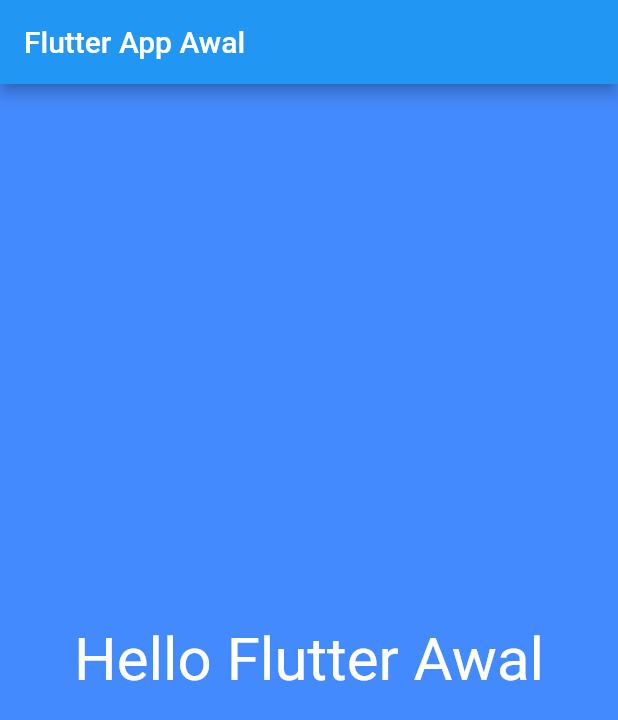
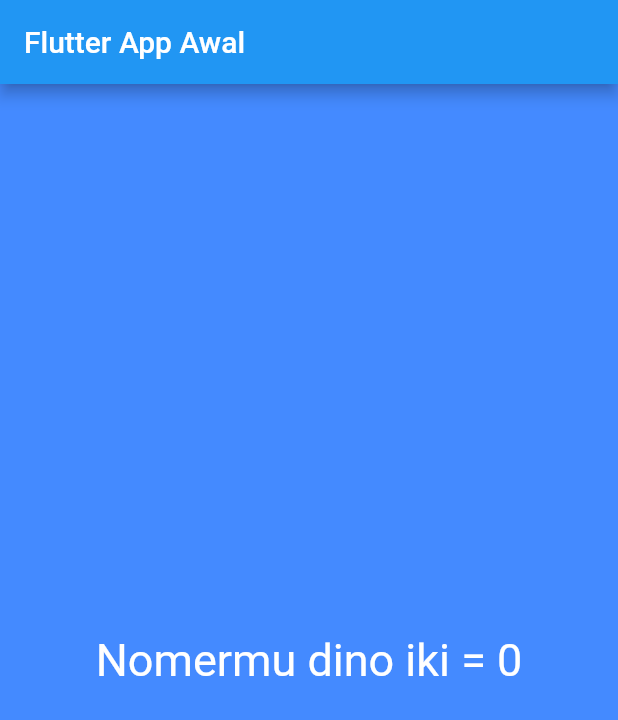
Before and after one commit to rakhasehat/flutter-firstapp, a Flutter app: the screen it shows after launch, on a phone screen of 412 x 824 dp. Shown: the top 720 px of the screen. Run offline on Flutter 3.47's test engine with Material 2 defaults, Android fonts, the phone set to English and light mode, and no system bars.

Commit message:
second Commit

```diff
--- a/lib/app_screens/first_screen.dart
+++ b/lib/app_screens/first_screen.dart
@@ -0,0 +1,26 @@
+import 'dart:math';
+
+import 'package:flutter/material.dart';
+
+class FirstScreen extends StatelessWidget{
+
+  @override
+  Widget build(BuildContext context) {
+    return Material(
+      color: Colors.blueAccent,
+      child: Center(child: Text(
+        generateNumber(),
+        textDirection: TextDirection.ltr,
+        style: TextStyle(color: Colors.white, fontSize: 30.0),
+      ),
+      ),
+    );
+  }
+
+  String generateNumber() {
+    var random = Random();
+    int luckyNumber = random.nextInt(10);
+
+    return "Nomermu dino iki = $luckyNumber";
+  }
+}
--- a/lib/main.dart
+++ b/lib/main.dart
@@ -1,4 +1,5 @@
 import 'package:flutter/material.dart';
+import './app_screens/first_screen.dart';
 
 void main() => runApp(new MyFlutterApp());
 
@@ -10,15 +11,7 @@ class MyFlutterApp extends StatelessWidget {
         title: "My New Flutter App",
         home: Scaffold(
           appBar: AppBar(title: Text("Flutter App Awal"),),
-          body: Material(
-            color: Colors.blueAccent,
-            child: Center(child: Text(
-              "Hello Flutter Awal",
-              textDirection: TextDirection.ltr,
-              style: TextStyle(color: Colors.white, fontSize: 40.0),
-            ),
-            ),
-          ),
+          body: FirstScreen()
         )
     );
   }
```
